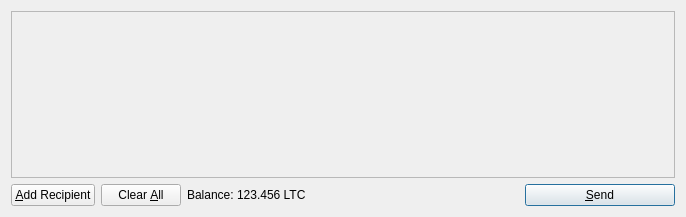
Cryptcollector/litecoin-0.6.3-ARG, file src/qt/forms/sendcoinsdialog.ui: the form before one commit.
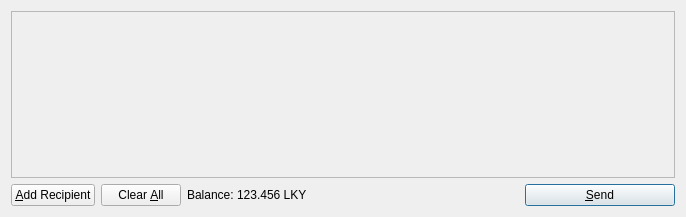
The form after the commit. Icons and pictures are not drawn.

What changed in the file:
```diff
--- a/src/qt/forms/sendcoinsdialog.ui
+++ b/src/qt/forms/sendcoinsdialog.ui
@@ -119,7 +119,7 @@
           <cursorShape>IBeamCursor</cursorShape>
          </property>
          <property name="text">
-          <string>123.456 LTC</string>
+          <string>123.456 LKY</string>
          </property>
          <property name="textInteractionFlags">
           <set>Qt::LinksAccessibleByMouse|Qt::TextSelectableByKeyboard|Qt::TextSelectableByMouse</set>
```
